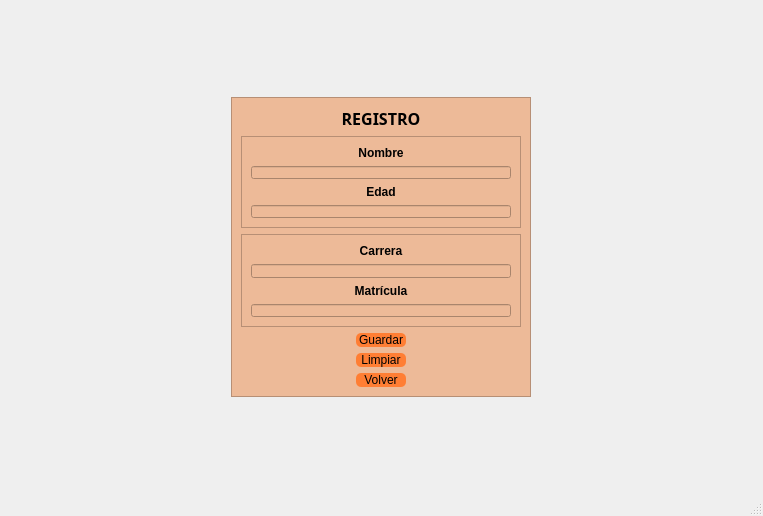
Old version of the form registro.ui in the repository LizMadrid/estudiantes.
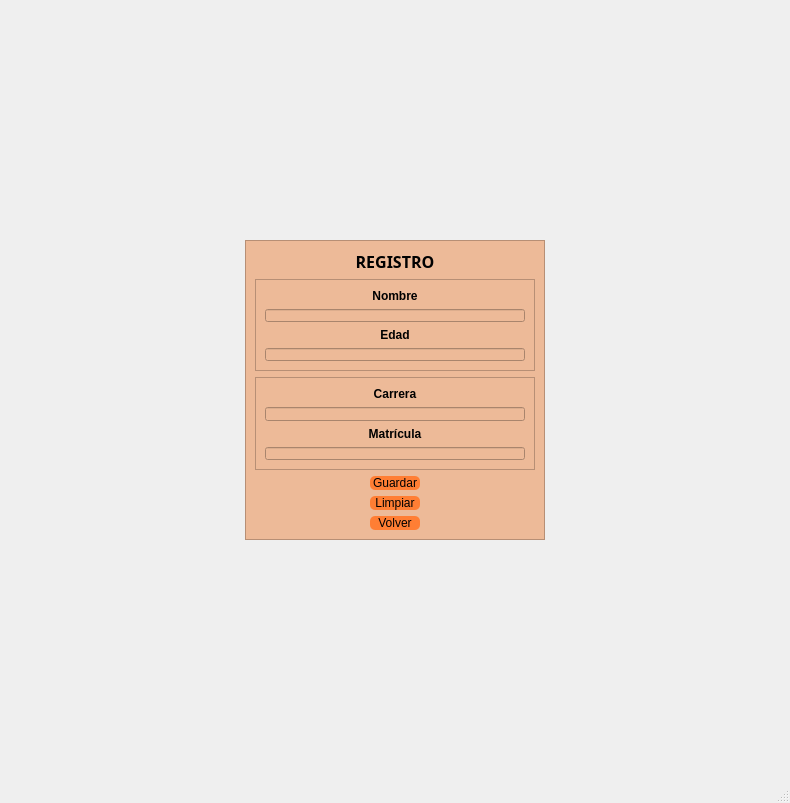
New version of the form.

```diff
--- a/registro.ui
+++ b/registro.ui
@@ -6,8 +6,8 @@
    <rect>
     <x>0</x>
     <y>0</y>
-    <width>763</width>
-    <height>516</height>
+    <width>790</width>
+    <height>803</height>
    </rect>
   </property>
   <property name="windowTitle">
```
Left out of the diff: 6 changed lines with no effect on the pictures.
